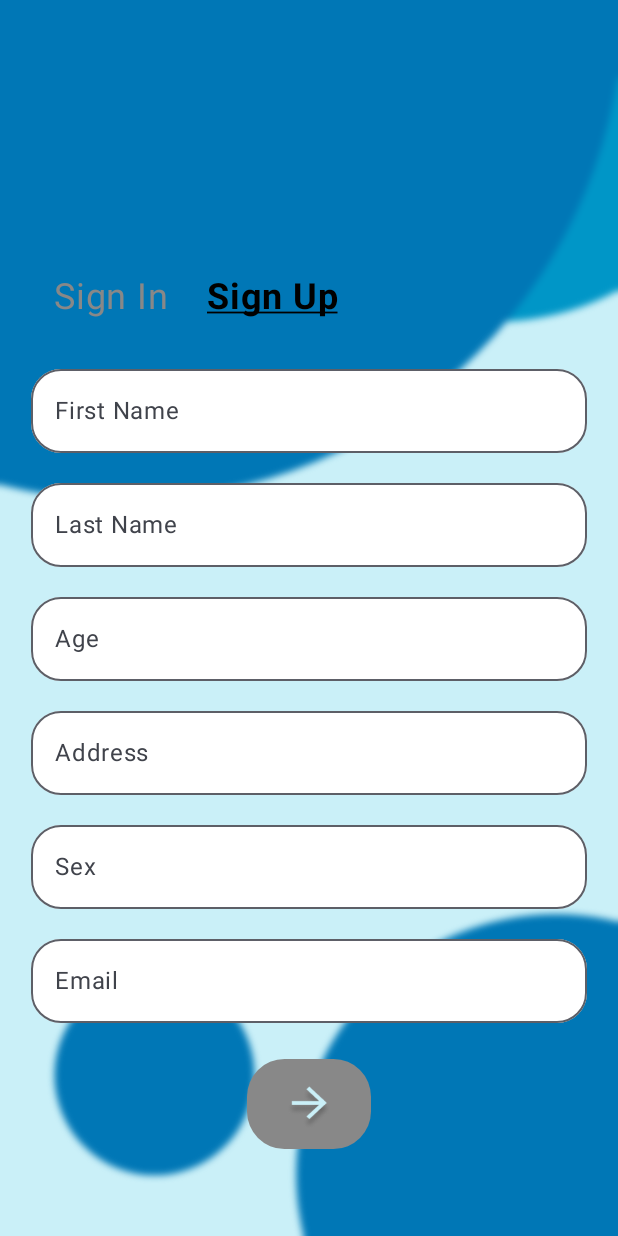
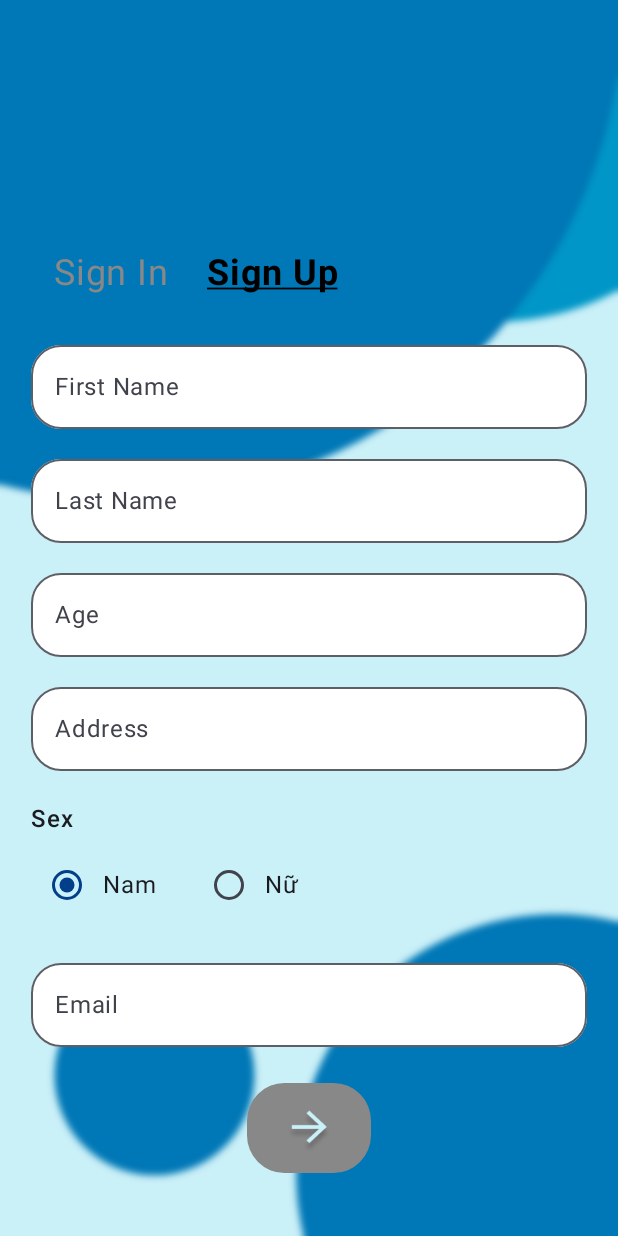
Before and after one commit to dkhoa123/LTDD, an Android app built with Jetpack Compose: the screen it shows after launch (MainActivity), after a tap on "Sign Up", on a phone screen of 412 x 824 dp. Run offline under Robolectric (Android 15) with nearby library versions, the phone set to English and light mode, and no system bars; our stand-ins replace Firebase (no records; nobody signed in at launch, a user with empty details on screens opened directly).

Commit message:
sua phan sex thanh radiobutton

```diff
--- a/app/src/main/java/com/example/uiappchat/ui/theme/UI/Info_layout.kt
+++ b/app/src/main/java/com/example/uiappchat/ui/theme/UI/Info_layout.kt
@@ -24,6 +24,8 @@ import androidx.compose.material3.Button
 import androidx.compose.material3.ButtonDefaults
 import androidx.compose.material3.ExperimentalMaterial3Api
 import androidx.compose.material3.OutlinedTextField
+import androidx.compose.material3.RadioButton
+import androidx.compose.material3.RadioButtonDefaults
 import androidx.compose.material3.Text
 import androidx.compose.material3.TextFieldDefaults
 import androidx.compose.runtime.Composable
@@ -53,7 +55,7 @@ fun Info_layout(navController: NavController) {
     var lastName by rememberSaveable { mutableStateOf("") }
     var age by rememberSaveable { mutableStateOf("") }
     var address by rememberSaveable { mutableStateOf("") }
-    var sex by rememberSaveable { mutableStateOf("") }
+    var sex by rememberSaveable { mutableStateOf("Nam") }
     var email by rememberSaveable { mutableStateOf("") }
     var errorMessage by remember { mutableStateOf<String?>(null) }
 
@@ -183,17 +185,32 @@ fun Info_layout(navController: NavController) {
 
             Spacer(modifier = Modifier.height(12.dp))
 
-            OutlinedTextField(
-                value = sex,
-                onValueChange = { sex = it },
-                label = { Text("Sex") },
-                singleLine = true,
-                shape = RoundedCornerShape(20.dp),
-                colors = TextFieldDefaults.outlinedTextFieldColors(
-                    containerColor = Color.White
-                ),
-                modifier = Modifier.fillMaxWidth(0.9f)
-            )
+            Column(
+                modifier = Modifier
+                    .fillMaxWidth(0.9f)
+                    .padding(vertical = 8.dp)
+            ) {
+                Text(text = "Sex", fontSize = 16.sp, fontWeight = FontWeight.Medium)
+
+                Row(
+                    verticalAlignment = Alignment.CenterVertically,
+                    modifier = Modifier.padding(top = 8.dp)
+                ) {
+                    RadioButton(
+                        selected = sex == "Nam",
+                        onClick = { sex = "Nam" },
+                        colors = RadioButtonDefaults.colors(selectedColor = Color(0xFF023E8A))
+                    )
+                    Text(text = "Nam", modifier = Modifier.padding(end = 24.dp))
+
+                    RadioButton(
+                        selected = sex == "Nữ",
+                        onClick = { sex = "Nữ" },
+                        colors = RadioButtonDefaults.colors(selectedColor = Color(0xFF023E8A))
+                    )
+                    Text(text = "Nữ")
+                }
+            }
 
             Spacer(modifier = Modifier.height(12.dp))
 
```
